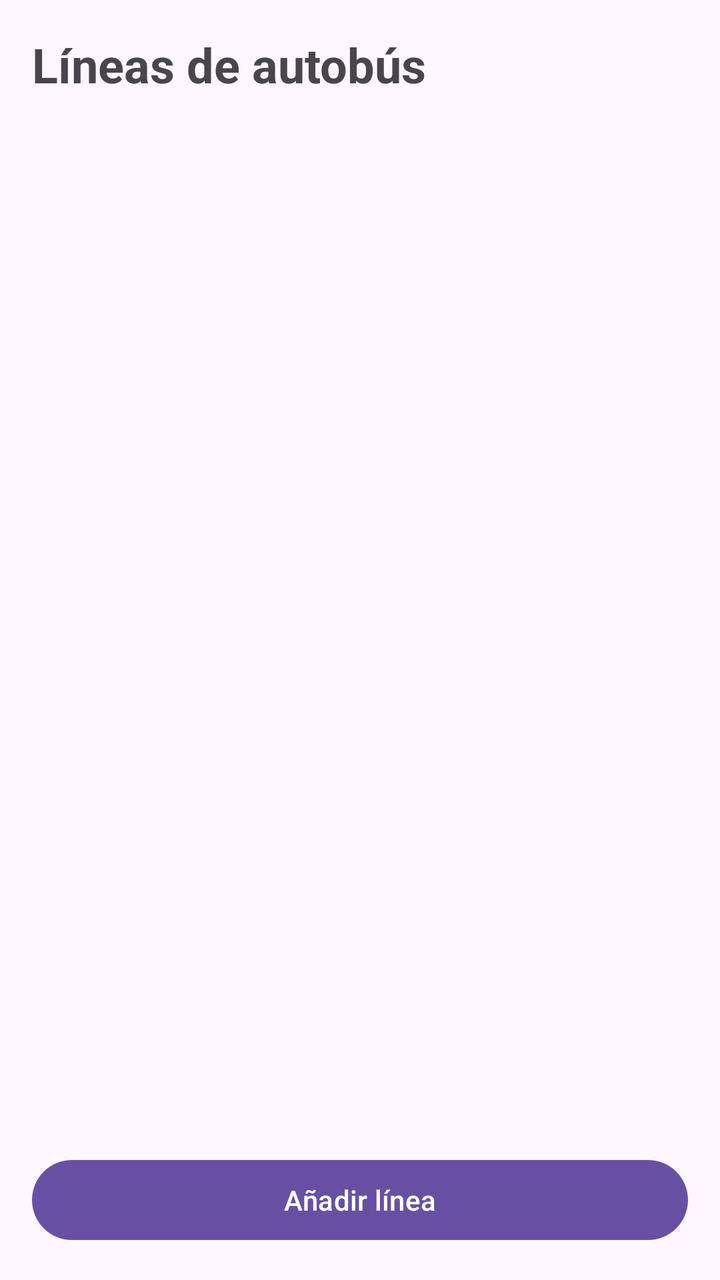
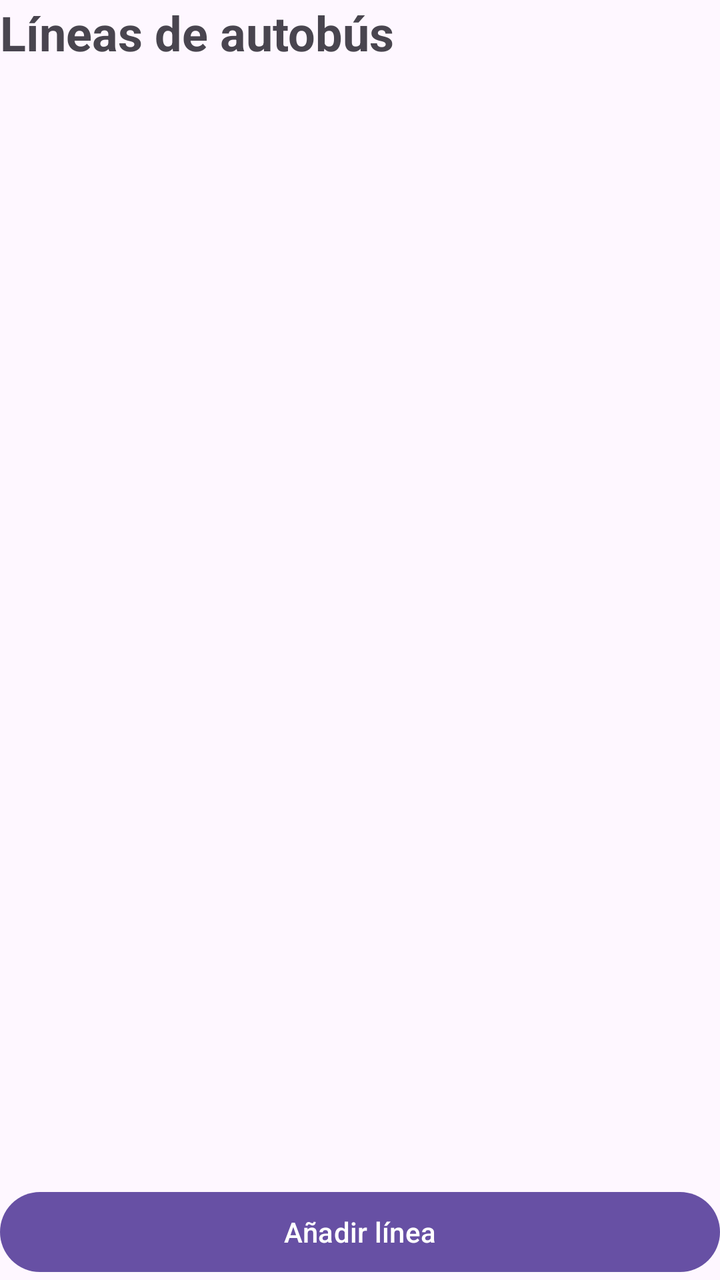

Before-and-after screenshots of an Android layout around one commit, followed by the original layout XML and the change that was made.
<!-- AndroidManifest.xml: application theme Theme.ACT2_UD1 -->
<!-- res/layout/activity_main.xml -->
<?xml version="1.0" encoding="utf-8"?>
<LinearLayout xmlns:android="http://schemas.android.com/apk/res/android"
    android:layout_width="match_parent"
    android:layout_height="match_parent"
    android:orientation="vertical"
    android:padding="16dp"
    android:fitsSystemWindows="true">
     fitsSystemWindows: evita que el contenido quede debajo de la barra de arriba -->

    
    <TextView
        android:id="@+id/tvTitulo"
        android:layout_width="wrap_content"
        android:layout_height="wrap_content"
        android:text="@string/titulo_listado"
        android:textSize="24sp"
        android:textStyle="bold"
        android:layout_marginBottom="16dp"/>

    
    <ListView
        android:id="@+id/lvLineas"
        android:layout_width="match_parent"
        android:layout_height="0dp"
        android:layout_weight="1"/>

    
    <Button
        android:id="@+id/btnAnadir"
        android:layout_width="match_parent"
        android:layout_height="wrap_content"
        android:text="@string/btn_anadir"/>

</LinearLayout>
<!-- resources referenced by this layout -->
<resources>
  <string name="btn_anadir">Añadir línea</string>
  <string name="titulo_listado">Líneas de autobús</string>
  <style name="Theme.ACT2_UD1" parent="Base.Theme.ACT2_UD1" />
  <style name="Base.Theme.ACT2_UD1" parent="Theme.Material3.DayNight.NoActionBar">
          
          
      </style>
</resources>

<!-- the commit's change to res/layout/activity_main.xml (unified diff, before → after) -->
@@ -3,9 +3,9 @@
     android:layout_width="match_parent"
     android:layout_height="match_parent"
     android:orientation="vertical"
-    android:padding="16dp"
+    android:layout_margin="16dp"
     android:fitsSystemWindows="true">
-     fitsSystemWindows: evita que el contenido quede debajo de la barra de arriba -->
+
 
     
     <TextView
